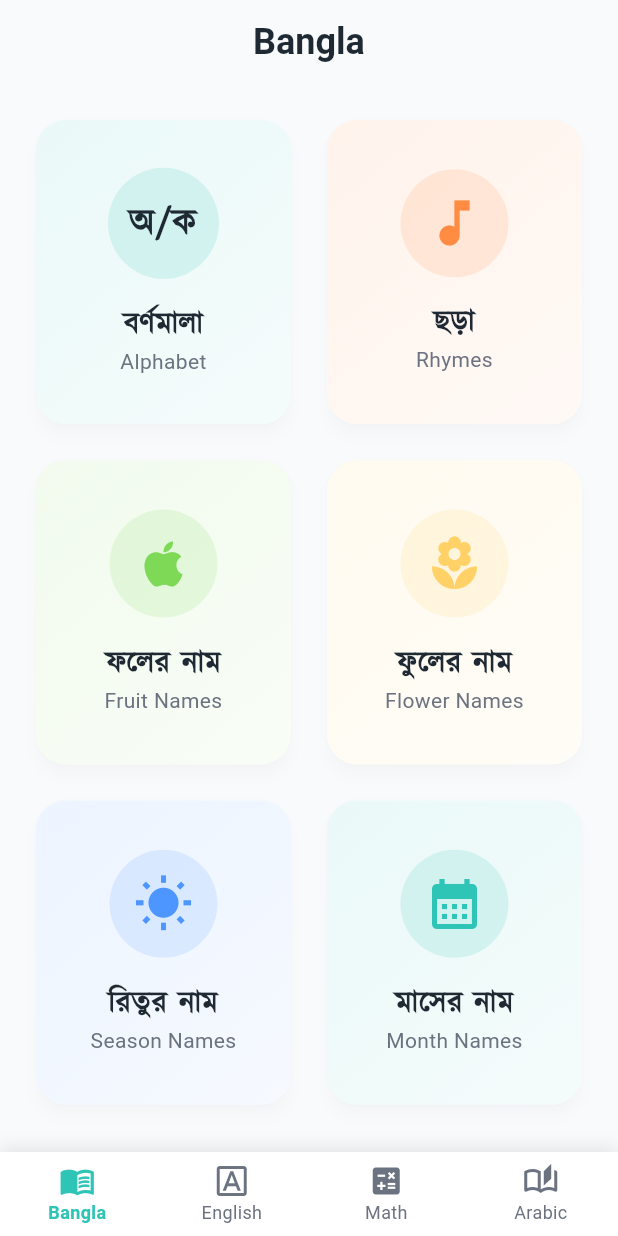
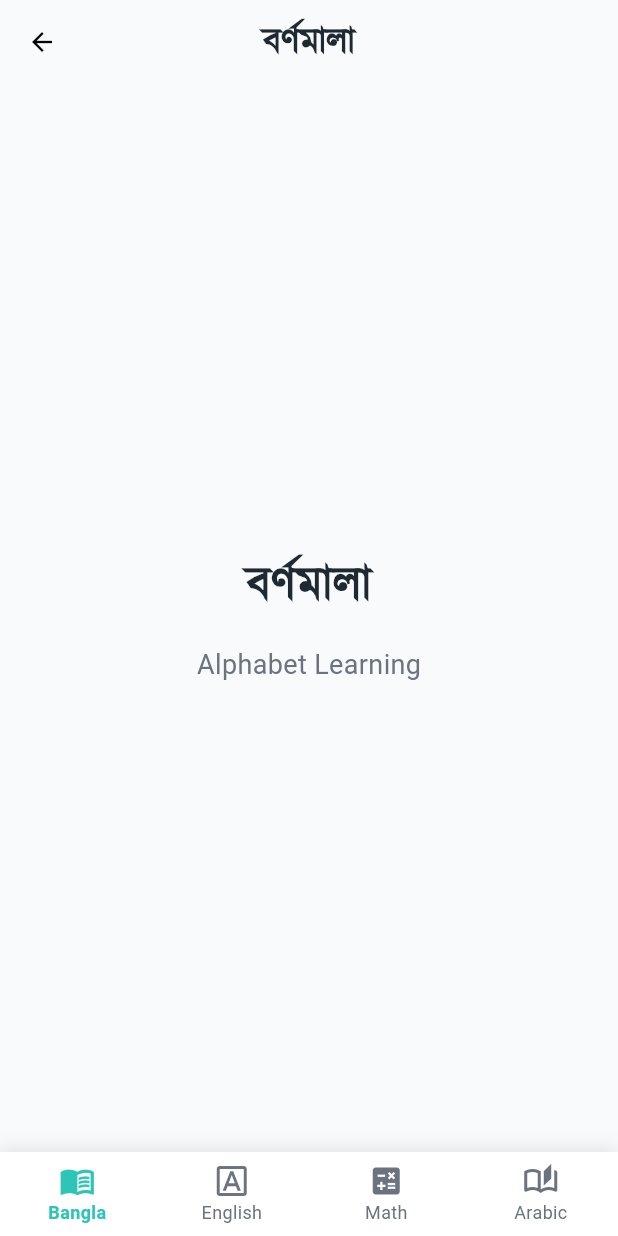
Before and after one commit to KafiulIslam/magical_book, a Flutter app: the screen it shows after launch, after a tap on "অ/ক", on a phone screen of 412 x 824 dp. Run offline on Flutter 3.47's test engine with Material 3 defaults, Android fonts, the phone set to English and light mode, and no system bars; our stand-ins replace flutter_riverpod, go_router.

Commit message:
built borno mala screen

```diff
--- a/lib/core/constants/bangla_constants.dart
+++ b/lib/core/constants/bangla_constants.dart
@@ -50,7 +50,13 @@ class BanglaConstants {
     ),
   ];
 
-  // Add more Bangla-related constants and lists here as needed
+  /// List of Bangla shoroborno
+  static const List<String> banglaShorobornos = <String>[
+    'অ', 'আ', 'ই', 'ঈ', 'উ', 'ঊ', 'ঋ', 'এ', 'ঐ', 'ও', 'ঔ',
+  ];
+
+
+// Add more Bangla-related constants and lists here as needed
   // Example:
   // static const List<String> alphabetList = [...];
   // static const List<String> rhymesList = [...];
--- a/lib/core/router/app_router.dart
+++ b/lib/core/router/app_router.dart
@@ -2,6 +2,7 @@ import 'package:go_router/go_router.dart';
 import 'package:magical_book/core/router/routes.dart';
 import '../../features/arabic/presentation/views/arabic_page.dart';
 import '../../features/bangla/presentation/views/bangla_page.dart';
+import '../../features/bangla/presentation/views/borno_mala_screen.dart';
 import '../../features/dashboard/presentation/views/dashboard_page.dart';
 import '../../features/english/presentation/views/english_page.dart';
 import '../../features/math/presentation/views/math_page.dart';
@@ -33,7 +34,14 @@ class AppRouter {
           GoRoute(
             path: Routes.bangla,
             builder: (context, state) => const BanglaPage(),
+            routes: [
+              GoRoute(
+                path: '/borno-mala',
+                builder: (context, state) => const BornoMalaScreen(),
+              ),
+            ]
           ),
+
           GoRoute(
             path: Routes.english,
             builder: (context, state) => const EnglishPage(),
--- a/lib/core/router/routes.dart
+++ b/lib/core/router/routes.dart
@@ -1,5 +1,4 @@
 class Routes {
-
   //!======================== Dashboard Routes ========================
   static const String dashboard = '/';
   static const String bangla = '/bangla';
@@ -7,4 +6,7 @@ class Routes {
   static const String math = '/math';
   static const String arabic = '/arabic';
 
+  //!======================== Bangla Routes ========================
+  static const String bornoMala = '$bangla/borno-mala';
+
 }
--- a/lib/core/theme/app_theme.dart
+++ b/lib/core/theme/app_theme.dart
@@ -25,39 +25,11 @@ class AppTheme {
 
     // AppBar
     appBarTheme: const AppBarTheme(
-      backgroundColor: AppColors.background,
-      foregroundColor: AppColors.background,
-      elevation: 0,
-      centerTitle: true,
-    ),
-
-    // Text theme (kid-friendly)
-    // Note: Kalpurush font is used for Bangla text via fontFamily property
-    // textTheme: const TextTheme(
-    //   headlineLarge: TextStyle(
-    //     fontSize: 26,
-    //     fontWeight: FontWeight.w700,
-    //     color: AppColors.textPrimary,
-    //     height: 1.3,
-    //   ),
-    //   headlineMedium: TextStyle(
-    //     fontSize: 22,
-    //     fontWeight: FontWeight.w600,
-    //     color: AppColors.textPrimary,
-    //     height: 1.3,
-    //   ),
-    //   bodyLarge: TextStyle(
-    //     fontSize: 18,
-    //     fontWeight: FontWeight.w500,
-    //     color: AppColors.textPrimary,
-    //     height: 1.5,
-    //   ),
-    //   bodyMedium: TextStyle(
-    //     fontSize: 16,
-    //     color: AppColors.textSecondary,
-    //     height: 1.5,
-    //   ),
-    // ),
+        backgroundColor: AppColors.background,
+        foregroundColor: AppColors.background,
+        elevation: 0,
+        centerTitle: true,
+        iconTheme: IconThemeData(color: Colors.black,size: 20)),
 
     // Elevated buttons (main action)
     elevatedButtonTheme: ElevatedButtonThemeData(
@@ -110,6 +82,5 @@ class AppTheme {
         borderSide: BorderSide.none,
       ),
     ),
-
   );
 }
--- a/lib/features/bangla/presentation/views/bangla_page.dart
+++ b/lib/features/bangla/presentation/views/bangla_page.dart
@@ -1,8 +1,9 @@
 import 'package:flutter/material.dart';
+import 'package:go_router/go_router.dart';
 import 'package:magical_book/core/theme/app_typography.dart';
-import 'package:magical_book/features/english/presentation/views/english_page.dart';
 import '../../../../core/constants/app_colors.dart';
 import '../../../../core/constants/bangla_constants.dart';
+import '../../../../core/router/routes.dart';
 import '../widgets/bangla_category_card.dart';
 
 class BanglaPage extends StatelessWidget {
@@ -33,6 +34,12 @@ class BanglaPage extends StatelessWidget {
   @override
   Widget build(BuildContext context) {
     return Scaffold(
+      appBar: AppBar(
+        title: Text(
+          'বাংলা',
+          style: BanglaTypo.headline1.copyWith(fontSize: 24),
+        ),
+      ),
       body: Padding(
         padding: const EdgeInsets.all(16.0),
         child: GridView.builder(
@@ -46,7 +53,7 @@ class BanglaPage extends StatelessWidget {
           itemBuilder: (context, index) {
             final category = BanglaConstants.categories[index];
             if (index == 0) {
-              return _buildFirstCard();
+              return _buildFirstCard(context);
             } else {
               return BanglaCategoryCard(category: category);
             }
@@ -56,7 +63,7 @@ class BanglaPage extends StatelessWidget {
     );
   }
 
-  Widget _buildFirstCard() {
+  Widget _buildFirstCard(BuildContext context) {
     return Card(
       elevation: 4,
       shape: RoundedRectangleBorder(
@@ -64,7 +71,7 @@ class BanglaPage extends StatelessWidget {
       ),
       child: InkWell(
         onTap: () {
-          // TODO: Navigate to category detail page
+          context.push(Routes.bornoMala);
         },
         borderRadius: BorderRadius.circular(20),
         child: Container(
--- /dev/null
+++ b/lib/features/bangla/presentation/views/borno_mala_screen.dart
@@ -0,0 +1,44 @@
+import 'package:flutter/material.dart';
+import '../../../../core/constants/app_colors.dart';
+import '../../../../core/theme/app_typography.dart';
+
+class BornoMalaScreen extends StatelessWidget {
+  const BornoMalaScreen({super.key});
+
+  @override
+  Widget build(BuildContext context) {
+    return Scaffold(
+      appBar: AppBar(
+        title: Text(
+          'বর্ণমালা',
+          style: BanglaTypo.headline1.copyWith(fontSize: 24),
+        ),
+
+      ),
+      body: const Center(
+        child: Column(
+          mainAxisAlignment: MainAxisAlignment.center,
+          children: [
+            Text(
+              'বর্ণমালা',
+              style: TextStyle(
+                fontFamily: 'Kalpurush',
+                fontSize: 32,
+                fontWeight: FontWeight.bold,
+                color: AppColors.textPrimary,
+              ),
+            ),
+            SizedBox(height: 16),
+            Text(
+              'Alphabet Learning',
+              style: TextStyle(
+                fontSize: 18,
+                color: AppColors.textSecondary,
+              ),
+            ),
+          ],
+        ),
+      ),
+    );
+  }
+}
--- a/lib/features/dashboard/presentation/views/dashboard_page.dart
+++ b/lib/features/dashboard/presentation/views/dashboard_page.dart
@@ -58,18 +58,18 @@ class DashboardPage extends StatelessWidget {
     final currentTitle = _getCurrentTitle(context);
 
     return Scaffold(
-      appBar: AppBar(
-        title: Text(
-          currentTitle,
-          style: const TextStyle(
-            fontSize: 24,
-            fontWeight: FontWeight.bold,
-            color: AppColors.textPrimary,
-          ),
-        ),
-        backgroundColor: AppColors.background,
-        elevation: 0,
-      ),
+      // appBar: AppBar(
+      //   title: Text(
+      //     currentTitle,
+      //     style: const TextStyle(
+      //       fontSize: 24,
+      //       fontWeight: FontWeight.bold,
+      //       color: AppColors.textPrimary,
+      //     ),
+      //   ),
+      //   backgroundColor: AppColors.background,
+      //   elevation: 0,
+      // ),
       body: child,
       bottomNavigationBar: Container(
         decoration: const BoxDecoration(
```
